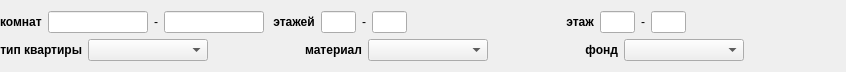
Above: src/core/find/findtypeapartment.ui from Arox/makler before the change. Below: the same form after it.
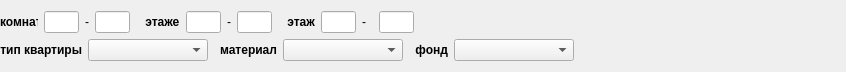
That is the form after the change.

The edit to the form file:
```diff
--- a/src/core/find/findtypeapartment.ui
+++ b/src/core/find/findtypeapartment.ui
@@ -10,6 +10,12 @@
     <height>71</height>
    </rect>
   </property>
+  <property name="minimumSize">
+   <size>
+    <width>0</width>
+    <height>0</height>
+   </size>
+  </property>
   <property name="windowTitle">
    <string>Form</string>
   </property>
@@ -19,6 +25,36 @@
    </property>
    <item>
     <layout class="QHBoxLayout" name="horizontalLayout">
+     <property name="spacing">
+      <number>12</number>
+     </property>
+     <item>
+      <widget class="QWidget" name="widget" native="true">
+       <property name="minimumSize">
+        <size>
+         <width>0</width>
+         <height>0</height>
+        </size>
+       </property>
+       <property name="maximumSize">
+        <size>
+         <width>130</width>
+         <height>16777215</height>
+        </size>
+       </property>
+       <layout class="QHBoxLayout" name="horizontalLayout_3">
+        <property name="leftMargin">
+         <number>0</number>
+        </property>
+        <property name="topMargin">
+         <number>0</number>
+        </property>
+        <property name="rightMargin">
+         <number>0</number>
+        </property>
+        <property name="bottomMargin">
+         <number>0</number>
+        </property>
      <item>
       <widget class="QLabel" name="label">
        <property name="font">
@@ -36,13 +72,13 @@
       <widget class="QLineEdit" name="mpMinRoom">
        <property name="minimumSize">
         <size>
-         <width>100</width>
+            <width>35</width>
          <height>0</height>
         </size>
        </property>
        <property name="maximumSize">
         <size>
-         <width>100</width>
+            <width>35</width>
          <height>16777215</height>
         </size>
        </property>
@@ -59,18 +95,48 @@
       <widget class="QLineEdit" name="mpMaxRoom">
        <property name="minimumSize">
         <size>
-         <width>100</width>
+            <width>35</width>
          <height>0</height>
         </size>
        </property>
        <property name="maximumSize">
         <size>
-         <width>100</width>
+            <width>35</width>
          <height>16777215</height>
         </size>
        </property>
       </widget>
      </item>
+       </layout>
+      </widget>
+     </item>
+     <item>
+      <widget class="QWidget" name="widget_2" native="true">
+       <property name="minimumSize">
+        <size>
+         <width>0</width>
+         <height>0</height>
+        </size>
+       </property>
+       <property name="maximumSize">
+        <size>
+         <width>130</width>
+         <height>16777215</height>
+        </size>
+       </property>
+       <layout class="QHBoxLayout" name="horizontalLayout_4">
+        <property name="leftMargin">
+         <number>0</number>
+        </property>
+        <property name="topMargin">
+         <number>0</number>
+        </property>
+        <property name="rightMargin">
+         <number>0</number>
+        </property>
+        <property name="bottomMargin">
+         <number>0</number>
+        </property>
      <item>
       <widget class="QLabel" name="label_3">
        <property name="font">
@@ -123,19 +189,36 @@
        </property>
       </widget>
      </item>
-     <item>
-      <spacer name="horizontalSpacer_2">
-       <property name="orientation">
-        <enum>Qt::Horizontal</enum>
-       </property>
-       <property name="sizeHint" stdset="0">
-        <size>
-         <width>40</width>
-         <height>20</height>
-        </size>
-       </property>
-      </spacer>
+       </layout>
+      </widget>
      </item>
+     <item>
+      <widget class="QWidget" name="widget_3" native="true">
+       <property name="minimumSize">
+        <size>
+         <width>0</width>
+         <height>0</height>
+        </size>
+       </property>
+       <property name="maximumSize">
+        <size>
+         <width>130</width>
+         <height>16777215</height>
+        </size>
+       </property>
+       <layout class="QHBoxLayout" name="horizontalLayout_5">
+        <property name="leftMargin">
+         <number>0</number>
+        </property>
+        <property name="topMargin">
+         <number>0</number>
+        </property>
+        <property name="rightMargin">
+         <number>0</number>
+        </property>
+        <property name="bottomMargin">
+         <number>0</number>
+        </property>
      <item>
       <widget class="QLabel" name="label_5">
        <property name="font">
@@ -188,6 +271,9 @@
        </property>
       </widget>
      </item>
+       </layout>
+      </widget>
+     </item>
      <item>
       <spacer name="horizontalSpacer_8">
        <property name="orientation">
@@ -205,6 +291,30 @@
    </item>
    <item>
     <layout class="QHBoxLayout" name="horizontalLayout_2">
+     <property name="spacing">
+      <number>12</number>
+     </property>
+     <item>
+      <widget class="QWidget" name="widget_4" native="true">
+       <property name="minimumSize">
+        <size>
+         <width>0</width>
+         <height>0</height>
+        </size>
+       </property>
+       <layout class="QHBoxLayout" name="horizontalLayout_6">
+        <property name="leftMargin">
+         <number>0</number>
+        </property>
+        <property name="topMargin">
+         <number>0</number>
+        </property>
+        <property name="rightMargin">
+         <number>0</number>
+        </property>
+        <property name="bottomMargin">
+         <number>0</number>
+        </property>
      <item>
       <widget class="QLabel" name="label_7">
        <property name="font">
@@ -231,19 +341,30 @@
        </property>
       </widget>
      </item>
+       </layout>
+      </widget>
+     </item>
      <item>
-      <spacer name="horizontalSpacer_3">
-       <property name="orientation">
-        <enum>Qt::Horizontal</enum>
-       </property>
-       <property name="sizeHint" stdset="0">
+      <widget class="QWidget" name="widget_5" native="true">
+       <property name="minimumSize">
         <size>
-         <width>40</width>
-         <height>20</height>
+         <width>0</width>
+         <height>0</height>
         </size>
        </property>
-      </spacer>
-     </item>
+       <layout class="QHBoxLayout" name="horizontalLayout_7">
+        <property name="leftMargin">
+         <number>0</number>
+        </property>
+        <property name="topMargin">
+         <number>0</number>
+        </property>
+        <property name="rightMargin">
+         <number>0</number>
+        </property>
+        <property name="bottomMargin">
+         <number>0</number>
+        </property>
      <item>
       <widget class="QLabel" name="label_8">
        <property name="font">
@@ -270,19 +391,30 @@
        </property>
       </widget>
      </item>
+       </layout>
+      </widget>
+     </item>
      <item>
-      <spacer name="horizontalSpacer_4">
-       <property name="orientation">
-        <enum>Qt::Horizontal</enum>
-       </property>
-       <property name="sizeHint" stdset="0">
+      <widget class="QWidget" name="widget_6" native="true">
+       <property name="minimumSize">
         <size>
-         <width>40</width>
-         <height>20</height>
+         <width>0</width>
+         <height>0</height>
         </size>
        </property>
-      </spacer>
-     </item>
+       <layout class="QHBoxLayout" name="horizontalLayout_8">
+        <property name="leftMargin">
+         <number>0</number>
+        </property>
+        <property name="topMargin">
+         <number>0</number>
+        </property>
+        <property name="rightMargin">
+         <number>0</number>
+        </property>
+        <property name="bottomMargin">
+         <number>0</number>
+        </property>
      <item>
       <widget class="QLabel" name="label_9">
        <property name="font">
@@ -307,6 +439,9 @@
          <height>0</height>
         </size>
        </property>
+         </widget>
+        </item>
+       </layout>
       </widget>
      </item>
      <item>
```
Lines whose indentation alone changed are shown as unchanged.
